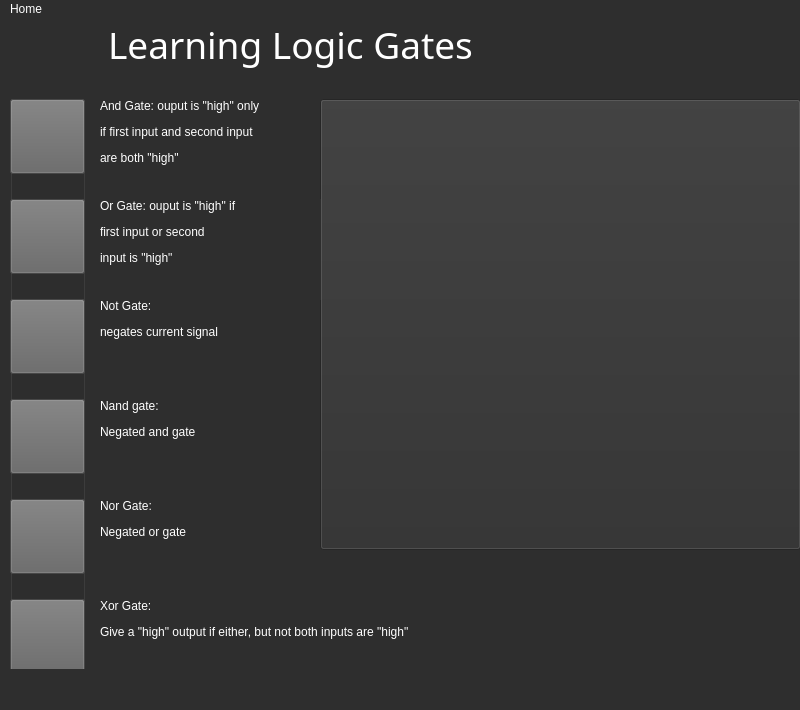
This is A8_EducationalApp/mainwindow.ui in ethandavies8/Educational_App as Qt 5 draws it before an edit. The edited form follows.
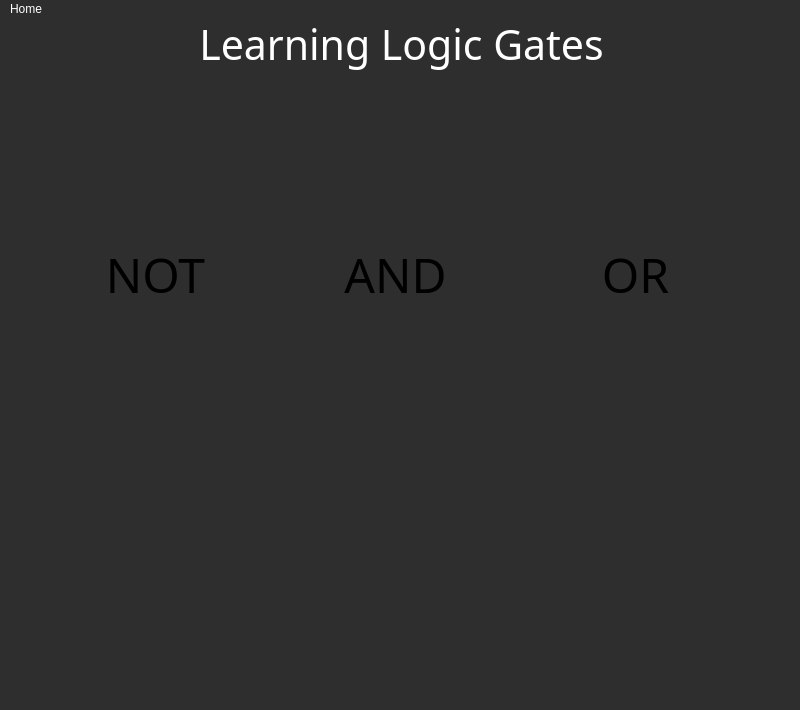
This is the edited form. The open tabs and pages were chosen to show the change. Icons and pictures are not drawn.

```diff
--- a/A8_EducationalApp/mainwindow.ui
+++ b/A8_EducationalApp/mainwindow.ui
@@ -29,6 +29,124 @@
       <height>651</height>
      </rect>
     </property>
+    <property name="palette">
+     <palette>
+      <active>
+       <colorrole role="Button">
+        <brush brushstyle="SolidPattern">
+         <color alpha="255">
+          <red>46</red>
+          <green>46</green>
+          <blue>46</blue>
+         </color>
+        </brush>
+       </colorrole>
+       <colorrole role="ButtonText">
+        <brush brushstyle="SolidPattern">
+         <color alpha="255">
+          <red>255</red>
+          <green>255</green>
+          <blue>255</blue>
+         </color>
+        </brush>
+       </colorrole>
+       <colorrole role="Base">
+        <brush brushstyle="SolidPattern">
+         <color alpha="255">
+          <red>46</red>
+          <green>46</green>
+          <blue>46</blue>
+         </color>
+        </brush>
+       </colorrole>
+       <colorrole role="Window">
+        <brush brushstyle="SolidPattern">
+         <color alpha="255">
+          <red>46</red>
+          <green>46</green>
+          <blue>46</blue>
+         </color>
+        </brush>
+       </colorrole>
+      </active>
+      <inactive>
+       <colorrole role="Button">
+        <brush brushstyle="SolidPattern">
+         <color alpha="255">
+          <red>240</red>
+          <green>240</green>
+          <blue>240</blue>
+         </color>
+        </brush>
+       </colorrole>
+       <colorrole role="ButtonText">
+        <brush brushstyle="SolidPattern">
+         <color alpha="255">
+          <red>0</red>
+          <green>0</green>
+          <blue>0</blue>
+         </color>
+        </brush>
+       </colorrole>
+       <colorrole role="Base">
+        <brush brushstyle="SolidPattern">
+         <color alpha="255">
+          <red>255</red>
+          <green>255</green>
+          <blue>255</blue>
+         </color>
+        </brush>
+       </colorrole>
+       <colorrole role="Window">
+        <brush brushstyle="SolidPattern">
+         <color alpha="255">
+          <red>240</red>
+          <green>240</green>
+          <blue>240</blue>
+         </color>
+        </brush>
+       </colorrole>
+      </inactive>
+      <disabled>
+       <colorrole role="Button">
+        <brush brushstyle="SolidPattern">
+         <color alpha="255">
+          <red>46</red>
+          <green>46</green>
+          <blue>46</blue>
+         </color>
+        </brush>
+       </colorrole>
+       <colorrole role="ButtonText">
+        <brush brushstyle="SolidPattern">
+         <color alpha="255">
+          <red>120</red>
+          <green>120</green>
+          <blue>120</blue>
+         </color>
+        </brush>
+       </colorrole>
+       <colorrole role="Base">
+        <brush brushstyle="SolidPattern">
+         <color alpha="255">
+          <red>46</red>
+          <green>46</green>
+          <blue>46</blue>
+         </color>
+        </brush>
+       </colorrole>
+       <colorrole role="Window">
+        <brush brushstyle="SolidPattern">
+         <color alpha="255">
+          <red>46</red>
+          <green>46</green>
+          <blue>46</blue>
+         </color>
+        </brush>
+       </colorrole>
+      </disabled>
+     </palette>
+    </property>
     <property name="currentIndex">
      <number>3</number>
     </property>
@@ -178,9 +296,9 @@
      <widget class="QLabel" name="learningLogicLabel">
       <property name="geometry">
        <rect>
-        <x>10</x>
+        <x>91</x>
         <y>0</y>
-        <width>561</width>
+        <width>621</width>
         <height>51</height>
        </rect>
       </property>
@@ -193,7 +311,7 @@
       <property name="font">
        <font>
         <family>OCR A Extended</family>
-        <pointsize>28</pointsize>
+        <pointsize>31</pointsize>
        </font>
       </property>
       <property name="styleSheet">
@@ -206,337 +324,424 @@
        <set>Qt::AlignCenter</set>
       </property>
      </widget>
-     <widget class="QGroupBox" name="learningLogicBox">
+     <widget class="QPushButton" name="notPushButton">
       <property name="geometry">
        <rect>
-        <x>10</x>
-        <y>80</y>
-        <width>75</width>
-        <height>570</height>
+        <x>80</x>
+        <y>180</y>
+        <width>151</width>
+        <height>151</height>
        </rect>
       </property>
-      <property name="styleSheet">
-       <string notr="true">color: rgb(255, 255, 255);</string>
+      <property name="palette">
+       <palette>
+        <active>
+         <colorrole role="Button">
+          <brush brushstyle="SolidPattern">
+           <color alpha="255">
+            <red>46</red>
+            <green>46</green>
+            <blue>46</blue>
+           </color>
+          </brush>
+         </colorrole>
+         <colorrole role="ButtonText">
+          <brush brushstyle="SolidPattern">
+           <color alpha="255">
+            <red>255</red>
+            <green>255</green>
+            <blue>255</blue>
+           </color>
+          </brush>
+         </colorrole>
+         <colorrole role="Base">
+          <brush brushstyle="SolidPattern">
+           <color alpha="255">
+            <red>46</red>
+            <green>46</green>
+            <blue>46</blue>
+           </color>
+          </brush>
+         </colorrole>
+         <colorrole role="Window">
+          <brush brushstyle="SolidPattern">
+           <color alpha="255">
+            <red>46</red>
+            <green>46</green>
+            <blue>46</blue>
+           </color>
+          </brush>
+         </colorrole>
+        </active>
+        <inactive>
+         <colorrole role="Button">
+          <brush brushstyle="SolidPattern">
+           <color alpha="255">
+            <red>240</red>
+            <green>240</green>
+            <blue>240</blue>
+           </color>
+          </brush>
+         </colorrole>
+         <colorrole role="ButtonText">
+          <brush brushstyle="SolidPattern">
+           <color alpha="255">
+            <red>0</red>
+            <green>0</green>
+            <blue>0</blue>
+           </color>
+          </brush>
+         </colorrole>
+         <colorrole role="Base">
+          <brush brushstyle="SolidPattern">
+           <color alpha="255">
+            <red>255</red>
+            <green>255</green>
+            <blue>255</blue>
+           </color>
+          </brush>
+         </colorrole>
+         <colorrole role="Window">
+          <brush brushstyle="SolidPattern">
+           <color alpha="255">
+            <red>240</red>
+            <green>240</green>
+            <blue>240</blue>
+           </color>
+          </brush>
+         </colorrole>
+        </inactive>
+        <disabled>
+         <colorrole role="Button">
+          <brush brushstyle="SolidPattern">
+           <color alpha="255">
+            <red>46</red>
+            <green>46</green>
+            <blue>46</blue>
+           </color>
+          </brush>
+         </colorrole>
+         <colorrole role="ButtonText">
+          <brush brushstyle="SolidPattern">
+           <color alpha="255">
+            <red>120</red>
+            <green>120</green>
+            <blue>120</blue>
+           </color>
+          </brush>
+         </colorrole>
+         <colorrole role="Base">
+          <brush brushstyle="SolidPattern">
+           <color alpha="255">
+            <red>46</red>
+            <green>46</green>
+            <blue>46</blue>
+           </color>
+          </brush>
+         </colorrole>
+         <colorrole role="Window">
+          <brush brushstyle="SolidPattern">
+           <color alpha="255">
+            <red>46</red>
+            <green>46</green>
+            <blue>46</blue>
+           </color>
+          </brush>
+         </colorrole>
+        </disabled>
+       </palette>
       </property>
-      <property name="title">
-       <string/>
-      </property>
-      <property name="alignment">
-       <set>Qt::AlignLeading|Qt::AlignLeft|Qt::AlignVCenter</set>
-      </property>
-      <widget class="QPushButton" name="ANDDisplayButton">
-       <property name="enabled">
-        <bool>true</bool>
-       </property>
-       <property name="geometry">
-        <rect>
-         <x>0</x>
-         <y>0</y>
-         <width>75</width>
-         <height>75</height>
-        </rect>
-       </property>
-       <property name="styleSheet">
-        <string notr="true">background-color: rgb(100, 100, 100);</string>
-       </property>
-       <property name="text">
-        <string/>
-       </property>
-       <property name="icon">
-        <iconset>
-         <normaloff>:/icons/ANDGate.png</normaloff>:/icons/ANDGate.png</iconset>
-       </property>
-       <property name="iconSize">
-        <size>
-         <width>90</width>
-         <height>100</height>
-        </size>
-       </property>
-      </widget>
-      <widget class="QPushButton" name="ORDisplayButton">
-       <property name="enabled">
-        <bool>true</bool>
-       </property>
-       <property name="geometry">
-        <rect>
-         <x>0</x>
-         <y>100</y>
-         <width>75</width>
-         <height>75</height>
-        </rect>
-       </property>
-       <property name="styleSheet">
-        <string notr="true">background-color: rgb(100, 100, 100);</string>
-       </property>
-       <property name="text">
-        <string/>
-       </property>
-       <property name="icon">
-        <iconset>
-         <normaloff>:/icons/ORGate.png</normaloff>:/icons/ORGate.png</iconset>
-       </property>
-       <property name="iconSize">
-        <size>
-         <width>80</width>
-         <height>100</height>
-        </size>
-       </property>
-      </widget>
-      <widget class="QPushButton" name="NOTDisplayButton">
-       <property name="enabled">
-        <bool>true</bool>
-       </property>
-       <property name="geometry">
-        <rect>
-         <x>0</x>
-         <y>200</y>
-         <width>75</width>
-         <height>75</height>
-        </rect>
-       </property>
-       <property name="styleSheet">
-        <string notr="true">background-color: rgb(100, 100, 100);</string>
-       </property>
-       <property name="text">
-        <string/>
-       </property>
-       <property name="icon">
-        <iconset>
-         <normaloff>:/icons/NOTGate.png</normaloff>:/icons/NOTGate.png</iconset>
-       </property>
-       <property name="iconSize">
-        <size>
-         <width>80</width>
-         <height>100</height>
-        </size>
-       </property>
-      </widget>
-      <widget class="QPushButton" name="NANDDisplayButton">
-       <property name="enabled">
-        <bool>true</bool>
-       </property>
-       <property name="geometry">
-        <rect>
-         <x>0</x>
-         <y>300</y>
-         <width>75</width>
-         <height>75</height>
-        </rect>
-       </property>
-       <property name="styleSheet">
-        <string notr="true">background-color: rgb(100, 100, 100);</string>
-       </property>
-       <property name="text">
-        <string/>
-       </property>
-       <property name="icon">
-        <iconset>
-         <normaloff>:/icons/NANDGate.png</normaloff>:/icons/NANDGate.png</iconset>
-       </property>
-       <property name="iconSize">
-        <size>
-         <width>80</width>
-         <height>100</height>
-        </size>
-       </property>
-      </widget>
-      <widget class="QPushButton" name="NORDisplayButton">
-       <property name="enabled">
-        <bool>true</bool>
-       </property>
-       <property name="geometry">
-        <rect>
-         <x>0</x>
-         <y>400</y>
-         <width>75</width>
-         <height>75</height>
-        </rect>
-       </property>
-       <property name="styleSheet">
-        <string notr="true">background-color: rgb(100, 100, 100);</string>
-       </property>
-       <property name="text">
-        <string/>
-       </property>
-       <property name="icon">
-        <iconset>
-         <normaloff>:/icons/NORGate.png</normaloff>:/icons/NORGate.png</iconset>
-       </property>
-       <property name="iconSize">
-        <size>
-         <width>200</width>
-         <height>200</height>
-        </size>
-       </property>
-      </widget>
-      <widget class="QPushButton" name="XORDisplayButton">
-       <property name="enabled">
-        <bool>true</bool>
-       </property>
-       <property name="geometry">
-        <rect>
-         <x>0</x>
-         <y>500</y>
-         <width>75</width>
-         <height>75</height>
-        </rect>
-       </property>
-       <property name="styleSheet">
-        <string notr="true">background-color: rgb(100, 100, 100);</string>
-       </property>
-       <property name="text">
-        <string/>
-       </property>
-       <property name="icon">
-        <iconset>
-         <normaloff>:/icons/XORGate.png</normaloff>:/icons/XORGate.png</iconset>
-       </property>
-       <property name="iconSize">
-        <size>
-         <width>70</width>
-         <height>75</height>
-        </size>
-       </property>
-      </widget>
-     </widget>
-     <widget class="QLabel" name="andHelpLabel">
-      <property name="geometry">
-       <rect>
-        <x>100</x>
-        <y>80</y>
-        <width>211</width>
-        <height>91</height>
-       </rect>
-      </property>
-      <property name="styleSheet">
-       <string notr="true">color: rgb(255, 255, 255);</string>
+      <property name="font">
+       <font>
+        <family>OCR A Extended</family>
+        <pointsize>36</pointsize>
+       </font>
       </property>
       <property name="text">
-       <string>&lt;html&gt;&lt;head/&gt;&lt;body&gt;&lt;p&gt;And Gate: ouput is &amp;quot;high&amp;quot; only &lt;/p&gt;&lt;p&gt;if first input and second input&lt;/p&gt;&lt;p&gt; are both &amp;quot;high&amp;quot;&lt;/p&gt;&lt;/body&gt;&lt;/html&gt;</string>
+       <string>NOT</string>
       </property>
-      <property name="alignment">
-       <set>Qt::AlignLeading|Qt::AlignLeft|Qt::AlignTop</set>
+      <property name="flat">
+       <bool>true</bool>
       </property>
      </widget>
-     <widget class="QPushButton" name="truthTableButton">
-      <property name="enabled">
-       <bool>false</bool>
-      </property>
+     <widget class="QPushButton" name="andPushButton">
       <property name="geometry">
        <rect>
         <x>320</x>
-        <y>80</y>
-        <width>481</width>
-        <height>451</height>
-       </rect>
-      </property>
-      <property name="text">
-       <string/>
-      </property>
-      <property name="icon">
-       <iconset>
-        <normaloff>:/icons/LogicTruthTables.png</normaloff>:/icons/LogicTruthTables.png</iconset>
-      </property>
-      <property name="iconSize">
-       <size>
-        <width>500</width>
-        <height>450</height>
-       </size>
-      </property>
-     </widget>
-     <widget class="QLabel" name="orHelpLabel">
-      <property name="geometry">
-       <rect>
-        <x>100</x>
         <y>180</y>
-        <width>221</width>
-        <height>101</height>
+        <width>151</width>
+        <height>151</height>
        </rect>
       </property>
-      <property name="styleSheet">
-       <string notr="true">color: rgb(255, 255, 255);</string>
+      <property name="palette">
+       <palette>
+        <active>
+         <colorrole role="Button">
+          <brush brushstyle="SolidPattern">
+           <color alpha="255">
+            <red>46</red>
+            <green>46</green>
+            <blue>46</blue>
+           </color>
+          </brush>
+         </colorrole>
+         <colorrole role="ButtonText">
+          <brush brushstyle="SolidPattern">
+           <color alpha="255">
+            <red>255</red>
+            <green>255</green>
+            <blue>255</blue>
+           </color>
+          </brush>
+         </colorrole>
+         <colorrole role="Base">
+          <brush brushstyle="SolidPattern">
+           <color alpha="255">
+            <red>46</red>
+            <green>46</green>
+            <blue>46</blue>
+           </color>
+          </brush>
+         </colorrole>
+         <colorrole role="Window">
+          <brush brushstyle="SolidPattern">
+           <color alpha="255">
+            <red>46</red>
+            <green>46</green>
+            <blue>46</blue>
+           </color>
+          </brush>
+         </colorrole>
+        </active>
+        <inactive>
+         <colorrole role="Button">
+          <brush brushstyle="SolidPattern">
+           <color alpha="255">
+            <red>240</red>
+            <green>240</green>
+            <blue>240</blue>
+           </color>
+          </brush>
+         </colorrole>
+         <colorrole role="ButtonText">
+          <brush brushstyle="SolidPattern">
+           <color alpha="255">
+            <red>0</red>
+            <green>0</green>
+            <blue>0</blue>
+           </color>
+          </brush>
+         </colorrole>
+         <colorrole role="Base">
+          <brush brushstyle="SolidPattern">
+           <color alpha="255">
+            <red>255</red>
+            <green>255</green>
+            <blue>255</blue>
+           </color>
+          </brush>
+         </colorrole>
+         <colorrole role="Window">
+          <brush brushstyle="SolidPattern">
+           <color alpha="255">
+            <red>240</red>
+            <green>240</green>
+            <blue>240</blue>
+           </color>
+          </brush>
+         </colorrole>
+        </inactive>
+        <disabled>
+         <colorrole role="Button">
+          <brush brushstyle="SolidPattern">
+           <color alpha="255">
+            <red>46</red>
+            <green>46</green>
+            <blue>46</blue>
+           </color>
+          </brush>
+         </colorrole>
+         <colorrole role="ButtonText">
+          <brush brushstyle="SolidPattern">
+           <color alpha="255">
+            <red>120</red>
+            <green>120</green>
+            <blue>120</blue>
+           </color>
+          </brush>
+         </colorrole>
+         <colorrole role="Base">
+          <brush brushstyle="SolidPattern">
+           <color alpha="255">
+            <red>46</red>
+            <green>46</green>
+            <blue>46</blue>
+           </color>
+          </brush>
+         </colorrole>
+         <colorrole role="Window">
+          <brush brushstyle="SolidPattern">
+           <color alpha="255">
+            <red>46</red>
+            <green>46</green>
+            <blue>46</blue>
+           </color>
+          </brush>
+         </colorrole>
+        </disabled>
+       </palette>
       </property>
-      <property name="text">
-       <string>&lt;html&gt;&lt;head/&gt;&lt;body&gt;&lt;p&gt;Or Gate: ouput is &amp;quot;high&amp;quot; if &lt;/p&gt;&lt;p&gt;first input or second &lt;/p&gt;&lt;p&gt;input is &amp;quot;high&amp;quot;&lt;/p&gt;&lt;/body&gt;&lt;/html&gt;</string>
+      <property name="font">
+       <font>
+        <family>OCR A Extended</family>
+        <pointsize>36</pointsize>
+       </font>
       </property>
-      <property name="alignment">
-       <set>Qt::AlignLeading|Qt::AlignLeft|Qt::AlignTop</set>
-      </property>
-     </widget>
-     <widget class="QLabel" name="notHelpLabel">
-      <property name="geometry">
-       <rect>
-        <x>100</x>
-        <y>280</y>
-        <width>211</width>
-        <height>71</height>
-       </rect>
-      </property>
-      <property name="styleSheet">
-       <string notr="true">color: rgb(255, 255, 255);</string>
-      </property>
       <property name="text">
-       <string>&lt;html&gt;&lt;head/&gt;&lt;body&gt;&lt;p&gt;Not Gate:&lt;/p&gt;&lt;p&gt;negates current signal&lt;/p&gt;&lt;/body&gt;&lt;/html&gt;</string>
+       <string>AND</string>
       </property>
-      <property name="alignment">
-       <set>Qt::AlignLeading|Qt::AlignLeft|Qt::AlignTop</set>
+      <property name="flat">
+       <bool>true</bool>
       </property>
      </widget>
-     <widget class="QLabel" name="nandHelpLabel">
+     <widget class="QPushButton" name="orPushButton">
       <property name="geometry">
        <rect>
-        <x>100</x>
-        <y>380</y>
-        <width>211</width>
-        <height>71</height>
+        <x>560</x>
+        <y>180</y>
+        <width>151</width>
+        <height>151</height>
        </rect>
       </property>
-      <property name="styleSheet">
-       <string notr="true">color: rgb(255, 255, 255);</string>
+      <property name="palette">
+       <palette>
+        <active>
+         <colorrole role="Button">
+          <brush brushstyle="SolidPattern">
+           <color alpha="255">
+            <red>46</red>
+            <green>46</green>
+            <blue>46</blue>
+           </color>
+          </brush>
+         </colorrole>
+         <colorrole role="ButtonText">
+          <brush brushstyle="SolidPattern">
+           <color alpha="255">
+            <red>255</red>
+            <green>255</green>
+            <blue>255</blue>
+           </color>
+          </brush>
+         </colorrole>
+         <colorrole role="Base">
+          <brush brushstyle="SolidPattern">
+           <color alpha="255">
+            <red>46</red>
+            <green>46</green>
+            <blue>46</blue>
+           </color>
+          </brush>
+         </colorrole>
+         <colorrole role="Window">
+          <brush brushstyle="SolidPattern">
+           <color alpha="255">
+            <red>46</red>
+            <green>46</green>
+            <blue>46</blue>
+           </color>
+          </brush>
+         </colorrole>
+        </active>
+        <inactive>
+         <colorrole role="Button">
+          <brush brushstyle="SolidPattern">
+           <color alpha="255">
+            <red>240</red>
+            <green>240</green>
+            <blue>240</blue>
+           </color>
+          </brush>
+         </colorrole>
+         <colorrole role="ButtonText">
+          <brush brushstyle="SolidPattern">
+           <color alpha="255">
+            <red>0</red>
+            <green>0</green>
+            <blue>0</blue>
+           </color>
+          </brush>
+         </colorrole>
+         <colorrole role="Base">
+          <brush brushstyle="SolidPattern">
+           <color alpha="255">
+            <red>255</red>
+            <green>255</green>
+            <blue>255</blue>
+           </color>
+          </brush>
+         </colorrole>
+         <colorrole role="Window">
+          <brush brushstyle="SolidPattern">
+           <color alpha="255">
+            <red>240</red>
+            <green>240</green>
+            <blue>240</blue>
+           </color>
+          </brush>
+         </colorrole>
+        </inactive>
+        <disabled>
+         <colorrole role="Button">
+          <brush brushstyle="SolidPattern">
+           <color alpha="255">
+            <red>46</red>
+            <green>46</green>
+            <blue>46</blue>
+           </color>
+          </brush>
+         </colorrole>
+         <colorrole role="ButtonText">
+          <brush brushstyle="SolidPattern">
+           <color alpha="255">
+            <red>120</red>
+            <green>120</green>
+            <blue>120</blue>
+           </color>
+          </brush>
+         </colorrole>
+         <colorrole role="Base">
+          <brush brushstyle="SolidPattern">
+           <color alpha="255">
+            <red>46</red>
+            <green>46</green>
+            <blue>46</blue>
+           </color>
+          </brush>
+         </colorrole>
+         <colorrole role="Window">
+          <brush brushstyle="SolidPattern">
+           <color alpha="255">
+            <red>46</red>
+            <green>46</green>
+            <blue>46</blue>
+           </color>
+          </brush>
+         </colorrole>
+        </disabled>
+       </palette>
       </property>
-      <property name="text">
-       <string>&lt;html&gt;&lt;head/&gt;&lt;body&gt;&lt;p&gt;Nand gate:&lt;/p&gt;&lt;p&gt;Negated and gate&lt;/p&gt;&lt;/body&gt;&lt;/html&gt;</string>
+      <property name="font">
+       <font>
+        <family>OCR A Extended</family>
+        <pointsize>36</pointsize>
+       </font>
       </property>
-      <property name="alignment">
-       <set>Qt::AlignLeading|Qt::AlignLeft|Qt::AlignTop</set>
-      </property>
-     </widget>
-     <widget class="QLabel" name="norHelpLabel">
-      <property name="geometry">
-       <rect>
-        <x>100</x>
-        <y>480</y>
-        <width>211</width>
-        <height>71</height>
-       </rect>
-      </property>
-      <property name="styleSheet">
-       <string notr="true">color: rgb(255, 255, 255);</string>
-      </property>
       <property name="text">
-       <string>&lt;html&gt;&lt;head/&gt;&lt;body&gt;&lt;p&gt;Nor Gate:&lt;/p&gt;&lt;p&gt;Negated or gate&lt;/p&gt;&lt;/body&gt;&lt;/html&gt;</string>
+       <string>OR</string>
       </property>
-      <property name="alignment">
-       <set>Qt::AlignLeading|Qt::AlignLeft|Qt::AlignTop</set>
-      </property>
-     </widget>
-     <widget class="QLabel" name="xorHelpLabel">
-      <property name="geometry">
-       <rect>
-        <x>100</x>
-        <y>580</y>
-        <width>431</width>
-        <height>71</height>
-       </rect>
-      </property>
-      <property name="styleSheet">
-       <string notr="true">color: rgb(255, 255, 255);</string>
-      </property>
-      <property name="text">
-       <string>&lt;html&gt;&lt;head/&gt;&lt;body&gt;&lt;p&gt;Xor Gate:&lt;/p&gt;&lt;p&gt;Give a &amp;quot;high&amp;quot; output if either, but not both inputs are &amp;quot;high&amp;quot;&lt;/p&gt;&lt;/body&gt;&lt;/html&gt;</string>
-      </property>
-      <property name="alignment">
-       <set>Qt::AlignLeading|Qt::AlignLeft|Qt::AlignTop</set>
+      <property name="flat">
+       <bool>true</bool>
       </property>
      </widget>
     </widget>
```
Left out of the diff: 35 changed lines with no effect on the pictures.
